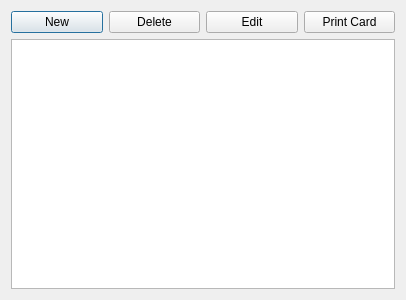
Above: ui/users_dialog.ui from tomasz-brak/libreLib before the change. Below: the same form after it.
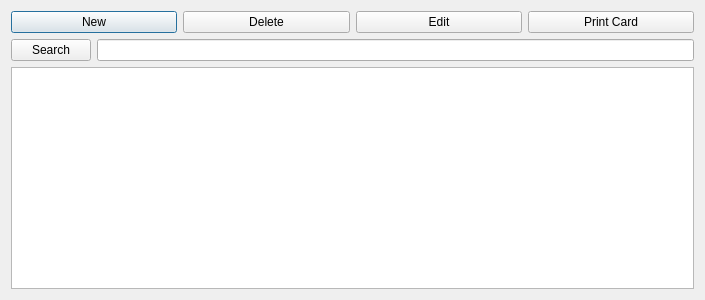
That is the form after the change.

Commit message: Added user creation and listing

```diff
--- a/ui/users_dialog.ui
+++ b/ui/users_dialog.ui
@@ -6,7 +6,7 @@
    <rect>
     <x>0</x>
     <y>0</y>
-    <width>406</width>
+    <width>705</width>
     <height>300</height>
    </rect>
   </property>
@@ -47,7 +47,25 @@
     </layout>
    </item>
    <item>
-    <widget class="QTableWidget" name="tableWidget"/>
+    <layout class="QHBoxLayout" name="horizontalLayout_2">
+     <item>
+      <widget class="QPushButton" name="search_Button">
+       <property name="text">
+        <string>Search</string>
+       </property>
+      </widget>
+     </item>
+     <item>
+      <widget class="QLineEdit" name="search_edit"/>
+     </item>
+    </layout>
+   </item>
+   <item>
+    <widget class="QTableWidget" name="table_users">
+     <property name="selectionBehavior">
+      <enum>QAbstractItemView::SelectRows</enum>
+     </property>
+    </widget>
    </item>
   </layout>
  </widget>
```
Left out of the diff: 30 changed lines with no effect on the pictures. The commit also changes 15 other files.
